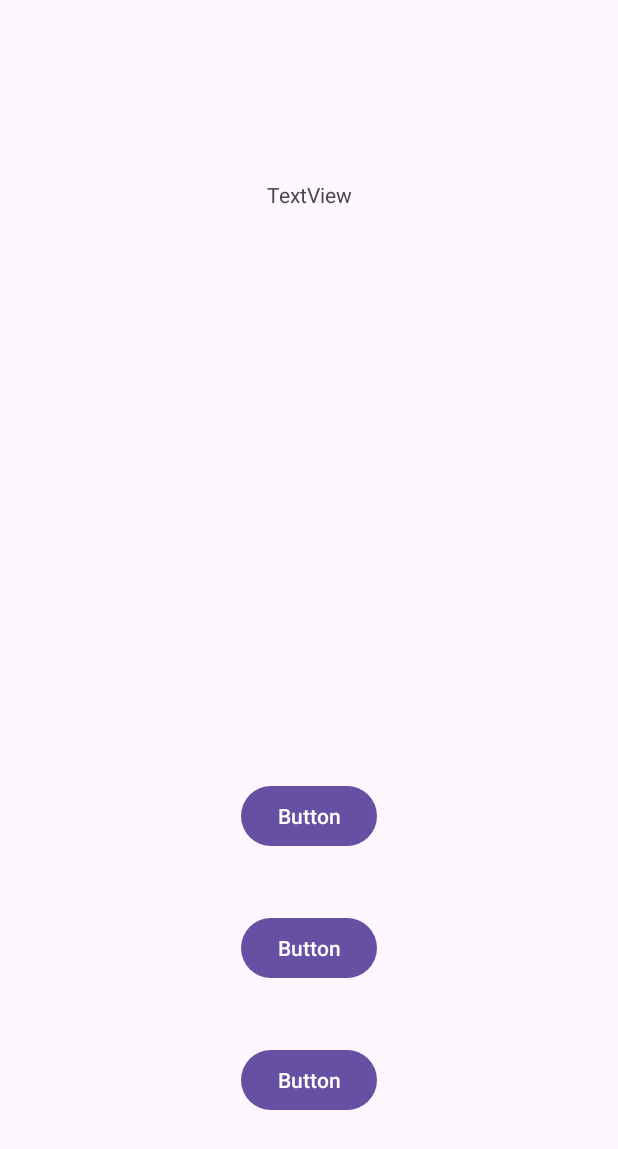
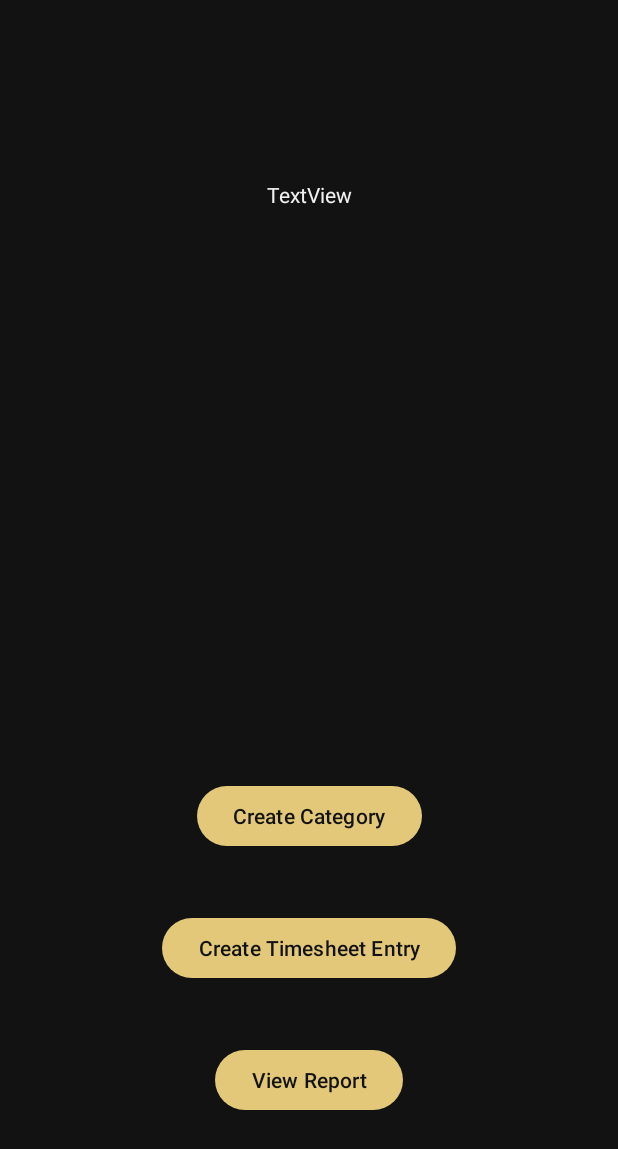
Before and after one commit to Thakshin4/Kronos, an Android app: the HomeActivity screen opened directly, with no data from a screen before it, on a phone screen of 412 x 824 dp. Shown: the top 1149 px of the screen. Run offline under Robolectric (Android 15) with nearby library versions, the phone set to English and light mode, and no system bars.

Commit message:
New Activities

```diff
--- a/app/src/main/java/com/st10083983/kronos/HomeActivity.kt
+++ b/app/src/main/java/com/st10083983/kronos/HomeActivity.kt
@@ -1,7 +1,9 @@
 package com.st10083983.kronos
 
+import android.content.Intent
 import androidx.appcompat.app.AppCompatActivity
 import android.os.Bundle
+import android.widget.Button
 
 class HomeActivity : AppCompatActivity()
 {
@@ -9,5 +11,36 @@ class HomeActivity : AppCompatActivity()
     {
         super.onCreate(savedInstanceState)
         setContentView(R.layout.activity_home)
+
+        // Navigate to Category
+        val navCategory = findViewById<Button>(R.id.nav_category_button)
+
+        navCategory.setOnClickListener()
+        {
+            val intent = Intent(this, CategoryActivity::class.java)
+            startActivity(intent)
+            finish()
+        }
+
+        // Navigate to Timesheet
+        val navTimesheet = findViewById<Button>(R.id.nav_timesheet_button)
+
+        navTimesheet.setOnClickListener()
+        {
+            val intent = Intent(this, TimesheetActivity::class.java)
+            startActivity(intent)
+            finish()
+        }
+
+        // Navigate to Reports
+        val navReports = findViewById<Button>(R.id.nav_reports_button)
+
+        navReports.setOnClickListener()
+        {
+            val intent = Intent(this, ReportsActivity::class.java)
+            startActivity(intent)
+            finish()
+        }
+
     }
 }
--- a/app/src/main/java/com/st10083983/kronos/LoginActivity.kt
+++ b/app/src/main/java/com/st10083983/kronos/LoginActivity.kt
@@ -12,6 +12,7 @@ class LoginActivity : AppCompatActivity()
         super.onCreate(savedInstanceState)
         setContentView(R.layout.activity_login)
 
+        // Login
         val navHome = findViewById<Button>(R.id.confirm_login_button)
 
         navHome.setOnClickListener()
@@ -21,6 +22,7 @@ class LoginActivity : AppCompatActivity()
             finish()
         }
 
+        // Navigate to Register
         val navRegister = findViewById<Button>(R.id.nav_register_button)
 
         navRegister.setOnClickListener()
--- a/app/src/main/java/com/st10083983/kronos/RegisterActivity.kt
+++ b/app/src/main/java/com/st10083983/kronos/RegisterActivity.kt
@@ -10,6 +10,7 @@ class RegisterActivity : AppCompatActivity() {
         super.onCreate(savedInstanceState)
         setContentView(R.layout.activity_register)
 
+        // Register
         val navHome = findViewById<Button>(R.id.register_confirm_button)
 
         navHome.setOnClickListener()
@@ -19,6 +20,7 @@ class RegisterActivity : AppCompatActivity() {
             finish()
         }
 
+        // Navigate to Login
         val navLogin = findViewById<Button>(R.id.nav_login_button)
 
         navLogin.setOnClickListener()
--- a/app/src/main/res/layout/activity_home.xml
+++ b/app/src/main/res/layout/activity_home.xml
@@ -17,32 +17,32 @@
         app:layout_constraintTop_toTopOf="parent" />
 
     <Button
-        android:id="@+id/button"
+        android:id="@+id/nav_reports_button"
         android:layout_width="wrap_content"
         android:layout_height="wrap_content"
         android:layout_marginBottom="80dp"
-        android:text="Button"
+        android:text="View Report"
         app:layout_constraintBottom_toBottomOf="parent"
         app:layout_constraintEnd_toEndOf="parent"
         app:layout_constraintStart_toStartOf="parent" />
 
     <Button
-        android:id="@+id/button2"
+        android:id="@+id/nav_timesheet_button"
         android:layout_width="wrap_content"
         android:layout_height="wrap_content"
         android:layout_marginBottom="40dp"
-        android:text="Button"
-        app:layout_constraintBottom_toTopOf="@+id/button"
+        android:text="Create Timesheet Entry"
+        app:layout_constraintBottom_toTopOf="@+id/nav_reports_button"
         app:layout_constraintEnd_toEndOf="parent"
         app:layout_constraintStart_toStartOf="parent" />
 
     <Button
-        android:id="@+id/button3"
+        android:id="@+id/nav_category_button"
         android:layout_width="wrap_content"
         android:layout_height="wrap_content"
         android:layout_marginBottom="40dp"
-        android:text="Button"
-        app:layout_constraintBottom_toTopOf="@+id/button2"
+        android:text="Create Category"
+        app:layout_constraintBottom_toTopOf="@+id/nav_timesheet_button"
         app:layout_constraintEnd_toEndOf="parent"
         app:layout_constraintStart_toStartOf="parent" />
 </androidx.constraintlayout.widget.ConstraintLayout>
--- a/app/src/main/res/values/colors.xml
+++ b/app/src/main/res/values/colors.xml
@@ -1,5 +1,7 @@
 <?xml version="1.0" encoding="utf-8"?>
 <resources>
-    <color name="black">#FF000000</color>
-    <color name="white">#FFFFFFFF</color>
+    <color name="black">#121212</color>
+    <color name="white">#F1F1F1</color>
+    <color name="yellow">#E2C878</color>
+    <color name="purple">#88498F</color>
 </resources>
--- a/app/src/main/res/values/themes.xml
+++ b/app/src/main/res/values/themes.xml
@@ -3,6 +3,11 @@
     <style name="Base.Theme.Kronos" parent="Theme.Material3.DayNight.NoActionBar">
         <!-- Customize your light theme here. -->
         <!-- <item name="colorPrimary">@color/my_light_primary</item> -->
+        <item name= "android:background">@color/black</item>
+        <item name= "android:textColor">@color/white</item>
+        <item name="colorPrimary">@color/yellow</item>
+        <item name="colorOnPrimary">@color/black</item>
+        <item name="android:editTextColor">@color/white</item>
     </style>
 
     <style name="Theme.Kronos" parent="Base.Theme.Kronos" />
```
Also changed, not shown: app/src/main/AndroidManifest.xml (+9 -0 lines), app/src/main/java/com/st10083983/kronos/CategoryActivity.kt (added, +11 -0 lines), app/src/main/java/com/st10083983/kronos/ReportsActivity.kt (added, +11 -0 lines), app/src/main/java/com/st10083983/kronos/TimesheetActivity.kt (added, +11 -0 lines), app/src/main/res/layout/activity_category.xml (added, +101 -0 lines), app/src/main/res/layout/activity_reports.xml (added, +9 -0 lines), app/src/main/res/layout/activity_timesheet.xml (added, +95 -0 lines).
